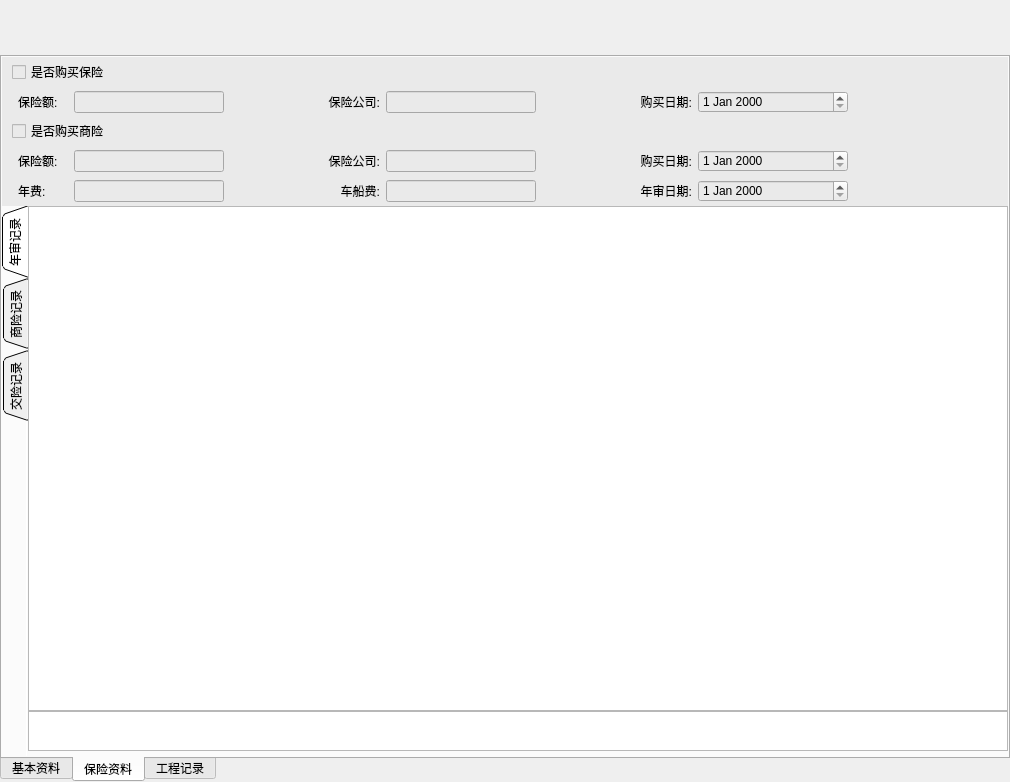
Old version of the form ui/dialog/careditdialog.ui in the repository longcp/CarRentalManagement.
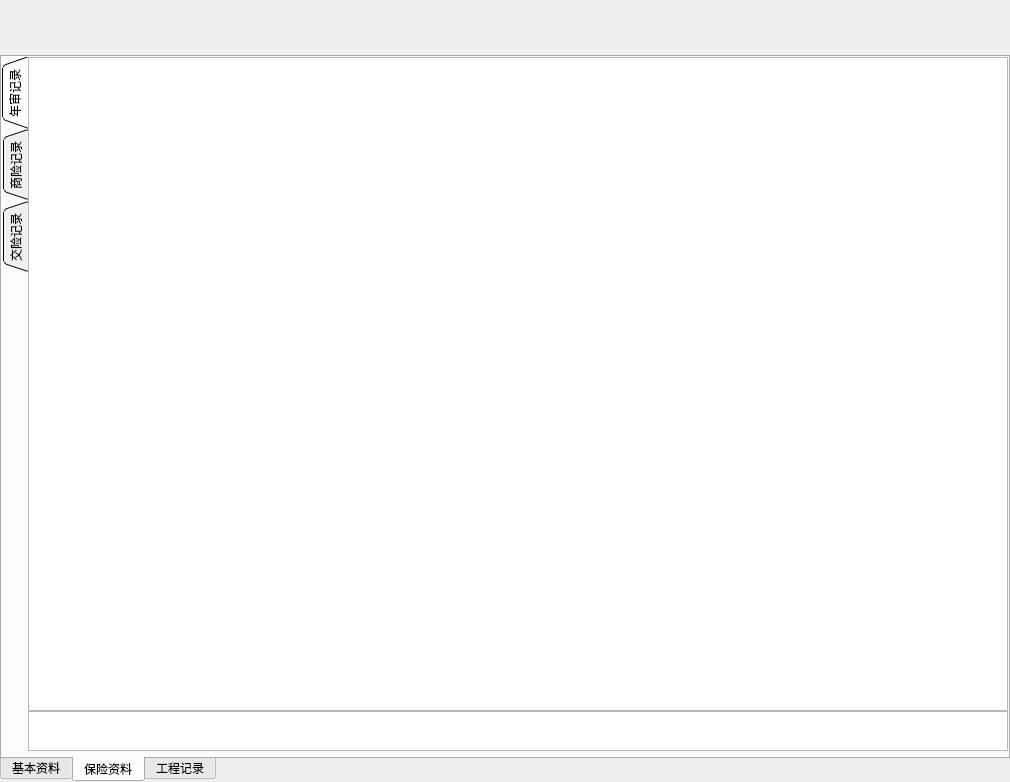
New version of the form. The open tabs and pages were chosen to show the change.

Commit message: 车资料编辑界面调整

The edit to the form file:
```diff
--- a/ui/dialog/careditdialog.ui
+++ b/ui/dialog/careditdialog.ui
@@ -2008,479 +2008,18 @@
        <property name="bottomMargin">
         <number>0</number>
        </property>
-       <item>
-        <widget class="QWidget" name="widget_15" native="true">
-         <property name="styleSheet">
-          <string notr="true">background-color: rgb(234, 234, 234);</string>
-         </property>
-         <layout class="QHBoxLayout" name="horizontalLayout_13">
-          <property name="spacing">
-           <number>0</number>
-          </property>
-          <property name="leftMargin">
-           <number>10</number>
-          </property>
-          <property name="topMargin">
-           <number>0</number>
-          </property>
-          <property name="rightMargin">
-           <number>0</number>
-          </property>
-          <property name="bottomMargin">
-           <number>0</number>
-          </property>
-          <item>
-           <widget class="QCheckBox" name="isBuyInsuranceCbBox">
-            <property name="text">
-             <string>是否购买保险</string>
-            </property>
-           </widget>
-          </item>
-         </layout>
-        </widget>
-       </item>
-       <item>
-        <widget class="QWidget" name="widget_16" native="true">
-         <property name="styleSheet">
-          <string notr="true">background-color: rgb(234, 234, 234);</string>
-         </property>
-         <layout class="QHBoxLayout" name="horizontalLayout_12">
-          <property name="spacing">
-           <number>0</number>
-          </property>
-          <property name="leftMargin">
-           <number>10</number>
-          </property>
-          <property name="topMargin">
-           <number>0</number>
-          </property>
-          <property name="rightMargin">
-           <number>0</number>
-          </property>
-          <property name="bottomMargin">
-           <number>0</number>
-          </property>
-          <item>
-           <widget class="QLabel" name="label_37">
-            <property name="maximumSize">
-             <size>
-              <width>50</width>
-              <height>16777215</height>
-             </size>
-            </property>
-            <property name="text">
-             <string>保险额:</string>
-            </property>
-           </widget>
-          </item>
-          <item>
-           <widget class="QLineEdit" name="insuranceFeeLE">
-            <property name="maximumSize">
-             <size>
-              <width>150</width>
-              <height>16777215</height>
-             </size>
-            </property>
-           </widget>
-          </item>
-          <item>
-           <widget class="QLabel" name="label_38">
-            <property name="minimumSize">
-             <size>
-              <width>150</width>
-              <height>0</height>
-             </size>
-            </property>
-            <property name="maximumSize">
-             <size>
-              <width>150</width>
-              <height>16777215</height>
-             </size>
-            </property>
-            <property name="text">
-             <string>保险公司:</string>
-            </property>
-            <property name="alignment">
-             <set>Qt::AlignRight|Qt::AlignTrailing|Qt::AlignVCenter</set>
-            </property>
-           </widget>
-          </item>
-          <item>
-           <widget class="QLineEdit" name="insuranceCompanyLE">
-            <property name="maximumSize">
-             <size>
-              <width>150</width>
-              <height>16777215</height>
-             </size>
-            </property>
-           </widget>
-          </item>
-          <item>
-           <widget class="QLabel" name="label_39">
-            <property name="minimumSize">
-             <size>
-              <width>150</width>
-              <height>0</height>
-             </size>
-            </property>
-            <property name="maximumSize">
-             <size>
-              <width>150</width>
-              <height>16777215</height>
-             </size>
-            </property>
-            <property name="text">
-             <string>购买日期:</string>
-            </property>
-            <property name="alignment">
-             <set>Qt::AlignRight|Qt::AlignTrailing|Qt::AlignVCenter</set>
-            </property>
-           </widget>
-          </item>
-          <item>
-           <widget class="QDateEdit" name="feeInsuranceDateDE">
-            <property name="minimumSize">
-             <size>
-              <width>150</width>
-              <height>0</height>
-             </size>
-            </property>
-            <property name="maximumSize">
-             <size>
-              <width>150</width>
-              <height>16777215</height>
-             </size>
-            </property>
-           </widget>
-          </item>
-          <item>
-           <spacer name="horizontalSpacer_19">
-            <property name="orientation">
-             <enum>Qt::Horizontal</enum>
-            </property>
-            <property name="sizeType">
-             <enum>QSizePolicy::Maximum</enum>
-            </property>
-            <property name="sizeHint" stdset="0">
-             <size>
-              <width>150</width>
-              <height>0</height>
-             </size>
-            </property>
-           </spacer>
-          </item>
-         </layout>
-        </widget>
-       </item>
-       <item>
-        <widget class="QWidget" name="widget_17" native="true">
-         <property name="styleSheet">
-          <string notr="true">background-color: rgb(234, 234, 234);</string>
-         </property>
-         <layout class="QHBoxLayout" name="horizontalLayout_14">
-          <property name="spacing">
-           <number>0</number>
-          </property>
-          <property name="leftMargin">
-           <number>10</number>
-          </property>
-          <property name="topMargin">
-           <number>0</number>
-          </property>
-          <property name="rightMargin">
-           <number>0</number>
-          </property>
-          <property name="bottomMargin">
-           <number>0</number>
-          </property>
-          <item>
-           <widget class="QCheckBox" name="isBuyBusinessInsuranceCbBox">
-            <property name="text">
-             <string>是否购买商险</string>
-            </property>
-           </widget>
-          </item>
-         </layout>
-        </widget>
-       </item>
-       <item>
-        <widget class="QWidget" name="widget_18" native="true">
-         <property name="styleSheet">
-          <string notr="true">background-color: rgb(234, 234, 234);</string>
-         </property>
-         <layout class="QHBoxLayout" name="horizontalLayout_18">
-          <property name="spacing">
-           <number>0</number>
-          </property>
-          <property name="leftMargin">
-           <number>10</number>
-          </property>
-          <property name="topMargin">
-           <number>0</number>
-          </property>
-          <property name="rightMargin">
-           <number>0</number>
-          </property>
-          <property name="bottomMargin">
-           <number>0</number>
-          </property>
-          <item>
-           <widget class="QLabel" name="label_40">
-            <property name="maximumSize">
-             <size>
-              <width>50</width>
-              <height>16777215</height>
-             </size>
-            </property>
-            <property name="text">
-             <string>保险额:</string>
-            </property>
-           </widget>
-          </item>
-          <item>
-           <widget class="QLineEdit" name="businessInsuranceFeeLE">
-            <property name="maximumSize">
-             <size>
-              <width>150</width>
-              <height>16777215</height>
-             </size>
-            </property>
-           </widget>
-          </item>
-          <item>
-           <widget class="QLabel" name="label_41">
-            <property name="minimumSize">
-             <size>
-              <width>150</width>
-              <height>0</height>
-             </size>
-            </property>
-            <property name="maximumSize">
-             <size>
-              <width>150</width>
-              <height>16777215</height>
-             </size>
-            </property>
-            <property name="text">
-             <string>保险公司:</string>
-            </property>
-            <property name="alignment">
-             <set>Qt::AlignRight|Qt::AlignTrailing|Qt::AlignVCenter</set>
-            </property>
-           </widget>
-          </item>
-          <item>
-           <widget class="QLineEdit" name="businessInsuranceCompanyLE">
-            <property name="maximumSize">
-             <size>
-              <width>150</width>
-              <height>16777215</height>
-             </size>
-            </property>
-           </widget>
-          </item>
-          <item>
-           <widget class="QLabel" name="label_42">
-            <property name="minimumSize">
-             <size>
-              <width>150</width>
-              <height>0</height>
-             </size>
-            </property>
-            <property name="maximumSize">
-             <size>
-              <width>150</width>
-              <height>16777215</height>
-             </size>
-            </property>
-            <property name="text">
-             <string>购买日期:</string>
-            </property>
-            <property name="alignment">
-             <set>Qt::AlignRight|Qt::AlignTrailing|Qt::AlignVCenter</set>
-            </property>
-           </widget>
-          </item>
-          <item>
-           <widget class="QDateEdit" name="feeBusinessInsuranceDateDE">
-            <property name="minimumSize">
-             <size>
-              <width>150</width>
-              <height>0</height>
-             </size>
-            </property>
-            <property name="maximumSize">
-             <size>
-              <width>150</width>
-              <height>16777215</height>
-             </size>
-            </property>
-           </widget>
-          </item>
-          <item>
-           <spacer name="horizontalSpacer_20">
-            <property name="orientation">
-             <enum>Qt::Horizontal</enum>
-            </property>
-            <property name="sizeType">
-             <enum>QSizePolicy::Maximum</enum>
-            </property>
-            <property name="sizeHint" stdset="0">
-             <size>
-              <width>150</width>
-              <height>20</height>
-             </size>
-            </property>
-           </spacer>
-          </item>
-         </layout>
-        </widget>
-       </item>
-       <item>
-        <widget class="QWidget" name="widget_19" native="true">
-         <property name="styleSheet">
-          <string notr="true">background-color: rgb(234, 234, 234);</string>
-         </property>
-         <layout class="QHBoxLayout" name="horizontalLayout_19">
-          <property name="spacing">
-           <number>0</number>
-          </property>
-          <property name="leftMargin">
-           <number>10</number>
-          </property>
-          <property name="topMargin">
-           <number>0</number>
-          </property>
-          <property name="rightMargin">
-           <number>0</number>
-          </property>
-          <property name="bottomMargin">
-           <number>0</number>
-          </property>
-          <item>
-           <widget class="QLabel" name="label_43">
-            <property name="maximumSize">
-             <size>
-              <width>50</width>
-              <height>16777215</height>
-             </size>
-            </property>
-            <property name="text">
-             <string>年费:</string>
-            </property>
-           </widget>
-          </item>
-          <item>
-           <widget class="QLineEdit" name="annualFeeLE">
-            <property name="maximumSize">
-             <size>
-              <width>150</width>
-              <height>16777215</height>
-             </size>
-            </property>
-           </widget>
-          </item>
-          <item>
-           <widget class="QLabel" name="label_44">
-            <property name="minimumSize">
-             <size>
-              <width>150</width>
-              <height>0</height>
-             </size>
-            </property>
-            <property name="maximumSize">
-             <size>
-              <width>150</width>
-              <height>16777215</height>
-             </size>
-            </property>
-            <property name="text">
-             <string>车船费:</string>
-            </property>
-            <property name="alignment">
-             <set>Qt::AlignRight|Qt::AlignTrailing|Qt::AlignVCenter</set>
-            </property>
-           </widget>
-          </item>
-          <item>
-           <widget class="QLineEdit" name="travelExpensesLE">
-            <property name="maximumSize">
-             <size>
-              <width>150</width>
-              <height>16777215</height>
-             </size>
-            </property>
-           </widget>
-          </item>
-          <item>
-           <widget class="QLabel" name="label_45">
-            <property name="minimumSize">
-             <size>
-              <width>150</width>
-              <height>0</height>
-             </size>
-            </property>
-            <property name="maximumSize">
-             <size>
-              <width>150</width>
-              <height>16777215</height>
-             </size>
-            </property>
-            <property name="text">
-             <string>年审日期:</string>
-            </property>
-            <property name="alignment">
-             <set>Qt::AlignRight|Qt::AlignTrailing|Qt::AlignVCenter</set>
-            </property>
-           </widget>
-          </item>
-          <item>
-           <widget class="QDateEdit" name="annualReviewDateDE">
-            <property name="minimumSize">
-             <size>
-              <width>150</width>
-              <height>0</height>
-             </size>
-            </property>
-            <property name="maximumSize">
-             <size>
-              <width>150</width>
-              <height>16777215</height>
-             </size>
-            </property>
-           </widget>
-          </item>
-          <item>
-           <spacer name="horizontalSpacer_21">
-            <property name="orientation">
-             <enum>Qt::Horizontal</enum>
-            </property>
-            <property name="sizeType">
-             <enum>QSizePolicy::Maximum</enum>
-            </property>
-            <property name="sizeHint" stdset="0">
-             <size>
-              <width>150</width>
-              <height>20</height>
-             </size>
-            </property>
-           </spacer>
-          </item>
-         </layout>
-        </widget>
-       </item>
        <item>
         <widget class="QWidget" name="widget_20" native="true">
          <property name="minimumSize">
           <size>
            <width>0</width>
-           <height>550</height>
+           <height>0</height>
           </size>
          </property>
          <property name="maximumSize">
           <size>
            <width>16777215</width>
-           <height>550</height>
+           <height>16777215</height>
           </size>
          </property>
          <layout class="QHBoxLayout" name="horizontalLayout_20">
```
Left out of the diff: 4 changed lines with no effect on the pictures. The commit also changes 2 other files.
